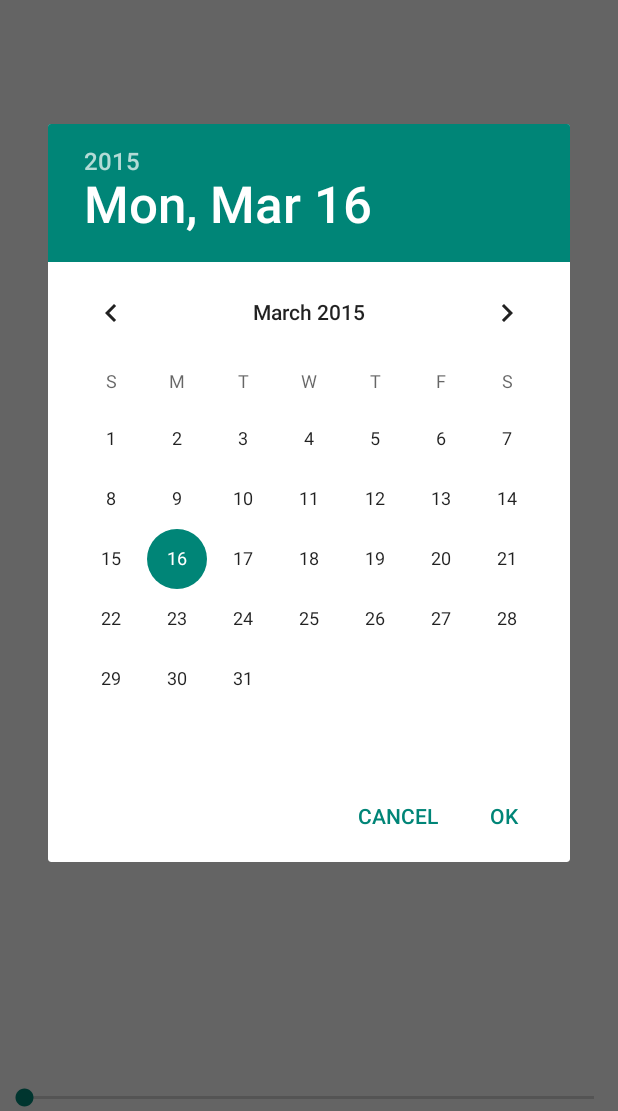
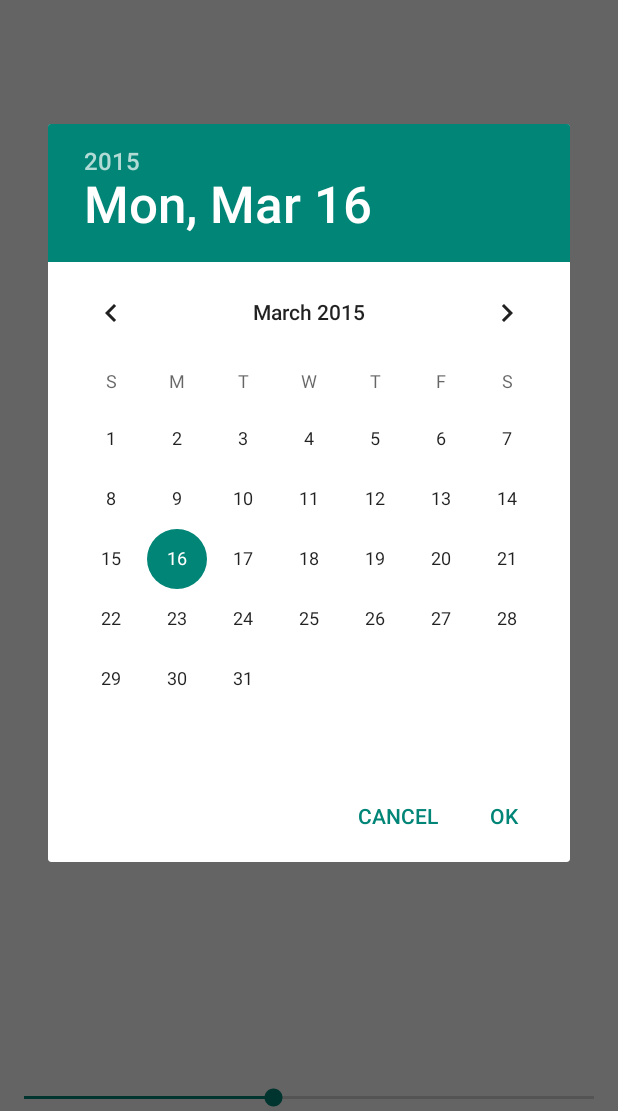
Before and after one commit to EnzoMortelli/Tuivents, an Android app: the screen it shows after launch (MapsActivity), after a tap on an icon or button, on a phone screen of 412 x 824 dp, the part 125-1236 px from its top. Run offline under Robolectric (Android 15) with nearby library versions, the phone set to English and light mode, and no system bars; 1 statement that could not run was skipped.

Commit message:
timeline initializing with system time

```diff
--- a/app/src/main/java/com/m2a/teamdelta/tuivents/MapsActivity.java
+++ b/app/src/main/java/com/m2a/teamdelta/tuivents/MapsActivity.java
@@ -284,6 +284,7 @@ public class MapsActivity extends FragmentActivity {
     public void addListenerOnSeekbar() {
 
         bar = (SeekBar)findViewById(R.id.seekBar);
+        bar.setProgress(date.get(Calendar.HOUR_OF_DAY)*60+date.get(Calendar.MINUTE));
 
         bar.setOnSeekBarChangeListener(new SeekBar.OnSeekBarChangeListener() {
             @Override
```
